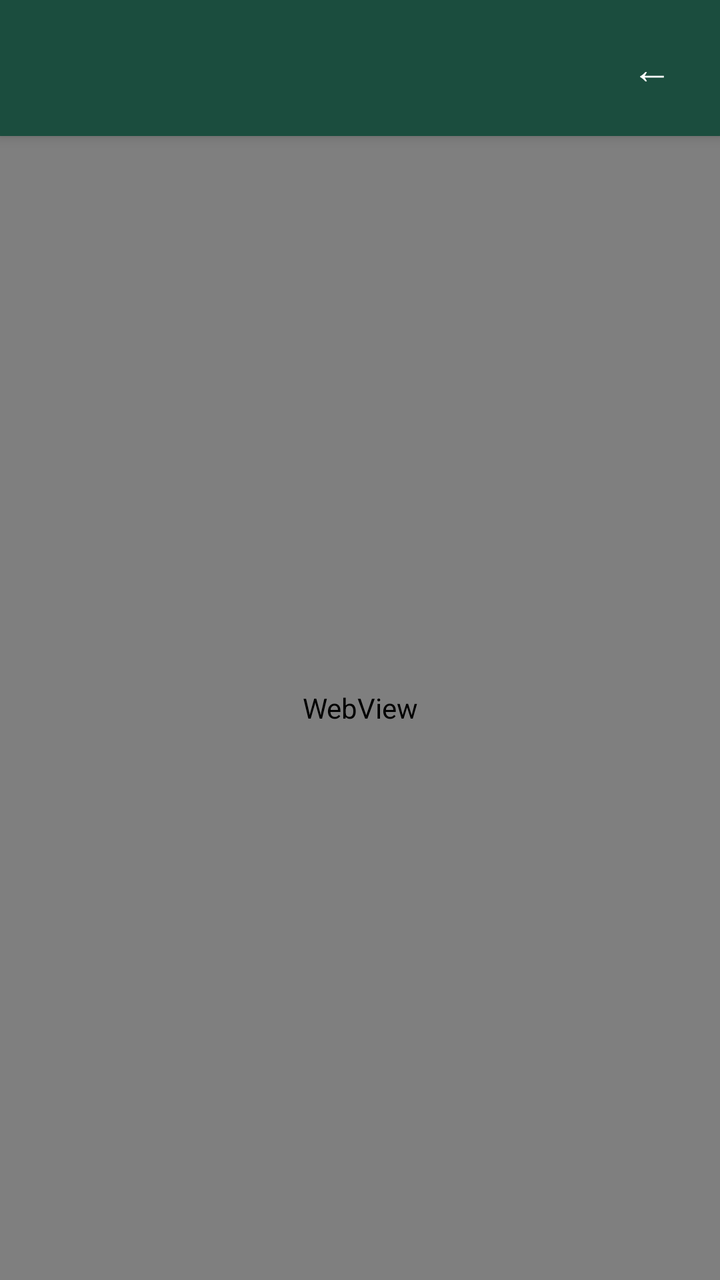
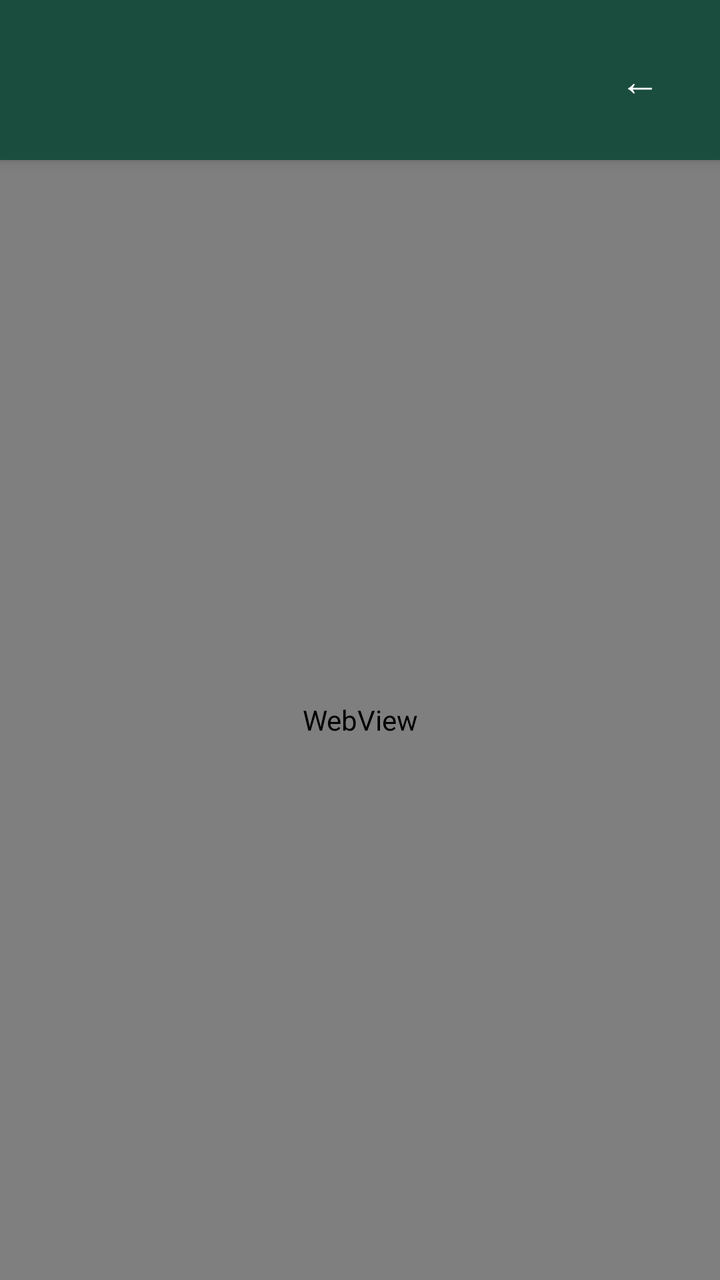

Screens rendered from an Android XML layout before and after an edit, with the pre-edit source and the edit as a unified diff.
<!-- AndroidManifest.xml: application theme AppTheme -->
<!-- res/layout/activity_webview.xml -->
<?xml version="1.0" encoding="utf-8"?>
<LinearLayout xmlns:android="http://schemas.android.com/apk/res/android"
    android:layout_width="match_parent"
    android:layout_height="match_parent"
    android:orientation="vertical"
    android:layoutDirection="rtl"
    android:background="@color/bg">

    <LinearLayout
        android:layout_width="match_parent"
        android:layout_height="wrap_content"
        android:orientation="horizontal"
        android:gravity="center_vertical"
        android:background="@color/brand_primary"
        android:elevation="4dp"
        android:paddingStart="16dp"
        android:paddingEnd="16dp"
        android:paddingTop="16dp"
        android:paddingBottom="16dp">

        <TextView
            android:id="@+id/webviewCloseButton"
            android:layout_width="36dp"
            android:layout_height="36dp"
            android:text="←"
            android:textColor="@color/white"
            android:textSize="20sp"
            android:gravity="center"
            android:clickable="true"
            android:focusable="true"
            android:background="?android:attr/selectableItemBackgroundBorderless" />

        <TextView
            android:id="@+id/webviewTitle"
            android:layout_width="0dp"
            android:layout_height="wrap_content"
            android:layout_weight="1"
            android:layout_marginStart="8dp"
            android:textColor="@color/white"
            android:textSize="17sp"
            android:textStyle="bold"
            android:maxLines="1"
            android:ellipsize="end" />
    </LinearLayout>

    <FrameLayout
        android:layout_width="match_parent"
        android:layout_height="0dp"
        android:layout_weight="1">

        <WebView
            android:id="@+id/webview"
            android:layout_width="match_parent"
            android:layout_height="match_parent" />

        <ProgressBar
            android:id="@+id/webviewProgress"
            style="?android:attr/progressBarStyle"
            android:layout_width="wrap_content"
            android:layout_height="wrap_content"
            android:layout_gravity="center"
            android:indeterminateTint="@color/brand_primary" />
    </FrameLayout>
</LinearLayout>
<!-- resources referenced by this layout -->
<resources>
  <color name="bg">#F7F7F5</color>
  <color name="brand_primary">#1B4D3E</color>
  <color name="white">#FFFFFF</color>
  <style name="AppTheme" parent="@android:style/Theme.Material.Light.NoActionBar">
          <item name="android:windowBackground">@color/bg</item>
          <item name="android:statusBarColor">@color/brand_primary</item>
          <item name="android:colorPrimary">@color/brand_primary</item>
          <item name="android:colorAccent">@color/brand_accent</item>
      </style>
  <color name="brand_accent">#3FA480</color>
</resources>

<!-- the commit's change to res/layout/activity_webview.xml (unified diff, before → after) -->
@@ -20,8 +20,8 @@
 
         <TextView
             android:id="@+id/webviewCloseButton"
-            android:layout_width="36dp"
-            android:layout_height="36dp"
+            android:layout_width="48dp"
+            android:layout_height="48dp"
             android:text="←"
             android:textColor="@color/white"
             android:textSize="20sp"
